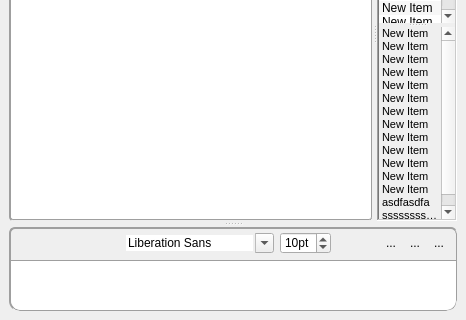
Qt form py/gui/chatwindow_auto.ui (mnunberg/yobot) before a commit; both pictures show x 0 to 466 and y 209 to 529 of the 466 by 529 pixel window.
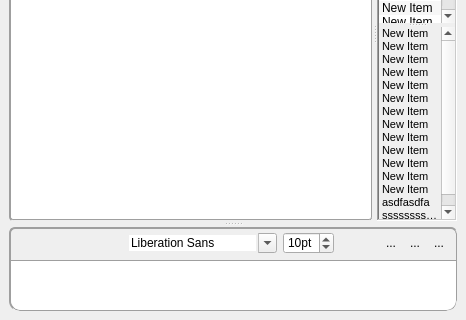
The same form after that commit. Icons and pictures are not drawn.

Commit message: Fixed tabbed windows, trying to debug a leak..

```diff
--- a/py/gui/chatwindow_auto.ui
+++ b/py/gui/chatwindow_auto.ui
@@ -687,7 +687,7 @@
             <widget class="QToolButton" name="fg_color">
              <property name="minimumSize">
               <size>
-               <width>16</width>
+               <width>27</width>
                <height>24</height>
               </size>
              </property>
```
The commit also changes 3 other files.
